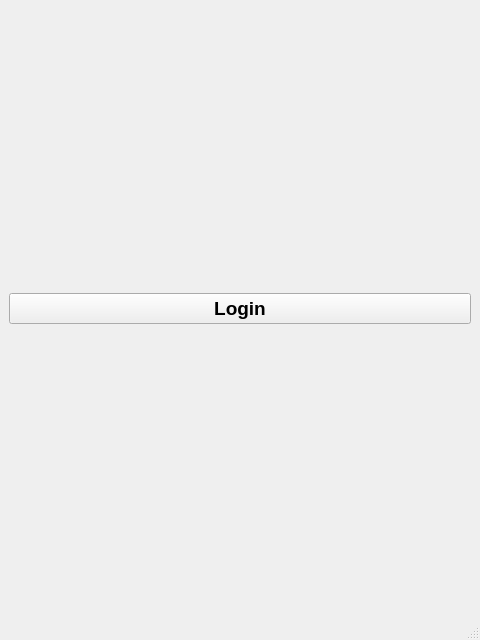
Before: the Qt Designer form GUI_MainApp.ui in nwaaf20050-netizen/EE202_Course_Project, drawn with Qt 5.
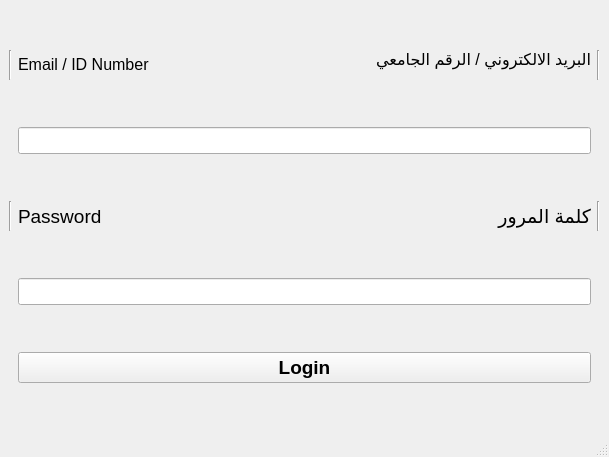
After: the same form once the commit is applied.

Commit message:
Added ID and password fields
Added Username and password fields
added space for the authentication method to be later added

What changed in the file:
```diff
--- a/GUI_MainApp.ui
+++ b/GUI_MainApp.ui
@@ -6,17 +6,181 @@
    <rect>
     <x>0</x>
     <y>0</y>
-    <width>480</width>
-    <height>640</height>
+    <width>609</width>
+    <height>457</height>
    </rect>
   </property>
   <property name="windowTitle">
    <string>MainWindow</string>
   </property>
   <widget class="QWidget" name="centralwidget">
-   <layout class="QVBoxLayout" name="verticalLayout">
-    <item>
-     <widget class="QPushButton" name="pushButton_Login1">
+   <layout class="QGridLayout" name="gridLayout">
+    <item row="3" column="1" colspan="2">
+     <widget class="QLineEdit" name="lineEdit_Password">
+      <property name="font">
+       <font>
+        <pointsize>12</pointsize>
+       </font>
+      </property>
+      <property name="autoFillBackground">
+       <bool>false</bool>
+      </property>
+      <property name="inputMethodHints">
+       <set>Qt::ImhHiddenText|Qt::ImhNoAutoUppercase|Qt::ImhNoPredictiveText|Qt::ImhSensitiveData</set>
+      </property>
+      <property name="frame">
+       <bool>true</bool>
+      </property>
+      <property name="echoMode">
+       <enum>QLineEdit::Password</enum>
+      </property>
+      <property name="clearButtonEnabled">
+       <bool>false</bool>
+      </property>
+     </widget>
+    </item>
+    <item row="2" column="1">
+     <widget class="QLabel" name="label_2">
+      <property name="maximumSize">
+       <size>
+        <width>16777215</width>
+        <height>30</height>
+       </size>
+      </property>
+      <property name="font">
+       <font>
+        <pointsize>14</pointsize>
+        <weight>50</weight>
+        <bold>false</bold>
+       </font>
+      </property>
+      <property name="text">
+       <string>Password</string>
+      </property>
+     </widget>
+    </item>
+    <item row="2" column="2">
+     <widget class="QLabel" name="label_4">
+      <property name="maximumSize">
+       <size>
+        <width>16777215</width>
+        <height>30</height>
+       </size>
+      </property>
+      <property name="font">
+       <font>
+        <pointsize>14</pointsize>
+        <weight>50</weight>
+        <bold>false</bold>
+       </font>
+      </property>
+      <property name="layoutDirection">
+       <enum>Qt::RightToLeft</enum>
+      </property>
+      <property name="text">
+       <string>كلمة المرور</string>
+      </property>
+     </widget>
+    </item>
+    <item row="0" column="1">
+     <widget class="QLabel" name="label">
+      <property name="maximumSize">
+       <size>
+        <width>1040</width>
+        <height>30</height>
+       </size>
+      </property>
+      <property name="font">
+       <font>
+        <pointsize>12</pointsize>
+        <weight>50</weight>
+        <bold>false</bold>
+        <kerning>true</kerning>
+       </font>
+      </property>
+      <property name="text">
+       <string>&lt;!DOCTYPE HTML PUBLIC &quot;-//W3C//DTD HTML 4.0//EN&quot; &quot;http://www.w3.org/TR/REC-html40/strict.dtd&quot;&gt;
+&lt;html&gt;&lt;head&gt;&lt;meta name=&quot;qrichtext&quot; content=&quot;1&quot; /&gt;&lt;style type=&quot;text/css&quot;&gt;
+p, li { white-space: pre-wrap; }
+&lt;/style&gt;&lt;/head&gt;&lt;body style=&quot; font-family:'MS Shell Dlg 2'; font-size:12pt; font-weight:400; font-style:normal;&quot;&gt;
+&lt;p style=&quot; margin-top:12px; margin-bottom:12px; margin-left:0px; margin-right:0px; -qt-block-indent:0; text-indent:0px;&quot;&gt;Email / ID Number&lt;/p&gt;&lt;/body&gt;&lt;/html&gt;</string>
+      </property>
+     </widget>
+    </item>
+    <item row="0" column="2">
+     <widget class="QLabel" name="label_3">
+      <property name="maximumSize">
+       <size>
+        <width>1040</width>
+        <height>30</height>
+       </size>
+      </property>
+      <property name="font">
+       <font>
+        <pointsize>12</pointsize>
+        <weight>50</weight>
+        <bold>false</bold>
+        <kerning>true</kerning>
+       </font>
+      </property>
+      <property name="layoutDirection">
+       <enum>Qt::RightToLeft</enum>
+      </property>
+      <property name="locale">
+       <locale language="Arabic" country="SaudiArabia"/>
+      </property>
+      <property name="text">
+       <string>&lt;!DOCTYPE HTML PUBLIC &quot;-//W3C//DTD HTML 4.0//EN&quot; &quot;http://www.w3.org/TR/REC-html40/strict.dtd&quot;&gt;
+&lt;html&gt;&lt;head&gt;&lt;meta name=&quot;qrichtext&quot; content=&quot;1&quot; /&gt;&lt;style type=&quot;text/css&quot;&gt;
+p, li { white-space: pre-wrap; }
+&lt;/style&gt;&lt;/head&gt;&lt;body style=&quot; font-family:'MS Shell Dlg 2'; font-size:12pt; font-weight:400; font-style:normal;&quot;&gt;
+&lt;p align=&quot;right&quot; style=&quot; margin-top:12px; margin-bottom:12px; margin-left:0px; margin-right:0px; -qt-block-indent:0; text-indent:0px;&quot;&gt;البريد الالكتروني / الرقم الجامعي&lt;/p&gt;
+&lt;p align=&quot;right&quot; style=&quot;-qt-paragraph-type:empty; margin-top:12px; margin-bottom:12px; margin-left:0px; margin-right:0px; -qt-block-indent:0; text-indent:0px;&quot;&gt;&lt;br /&gt;&lt;/p&gt;&lt;/body&gt;&lt;/html&gt;</string>
+      </property>
+     </widget>
+    </item>
+    <item row="1" column="1" colspan="2">
+     <widget class="QLineEdit" name="lineEdit_Username">
+      <property name="font">
+       <font>
+        <pointsize>12</pointsize>
+       </font>
+      </property>
+      <property name="placeholderText">
+       <string/>
+      </property>
+     </widget>
+    </item>
+    <item row="2" column="0">
+     <widget class="Line" name="line">
+      <property name="orientation">
+       <enum>Qt::Vertical</enum>
+      </property>
+     </widget>
+    </item>
+    <item row="2" column="3">
+     <widget class="Line" name="line_2">
+      <property name="orientation">
+       <enum>Qt::Vertical</enum>
+      </property>
+     </widget>
+    </item>
+    <item row="0" column="0">
+     <widget class="Line" name="line_3">
+      <property name="orientation">
+       <enum>Qt::Vertical</enum>
+      </property>
+     </widget>
+    </item>
+    <item row="0" column="3">
+     <widget class="Line" name="line_4">
+      <property name="orientation">
+       <enum>Qt::Vertical</enum>
+      </property>
+     </widget>
+    </item>
+    <item row="4" column="1" colspan="2">
+     <widget class="QPushButton" name="pushButton_Login">
       <property name="font">
        <font>
         <pointsize>14</pointsize>
```
The commit also changes 1 other file.
